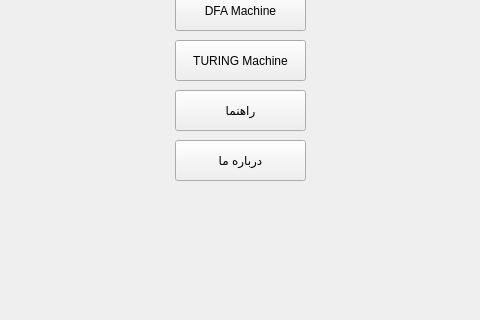
Above: mainwin.ui from mehdirhm/advanceprogramingproject before the change; both pictures show x 165 to 645 and y 150 to 470 of the 902 by 615 pixel window. Below: the same form after it.
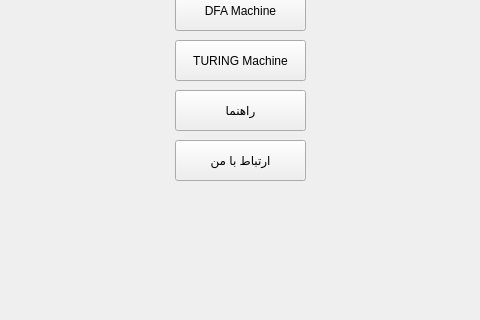
That is the form after the change. Icons and pictures are not drawn.

What changed in the file:
```diff
--- a/mainwin.ui
+++ b/mainwin.ui
@@ -67,7 +67,7 @@
      </rect>
     </property>
     <property name="text">
-     <string>درباره ما</string>
+     <string>ارتباط با من</string>
     </property>
    </widget>
    <widget class="QPushButton" name="pushButton_5">
```
